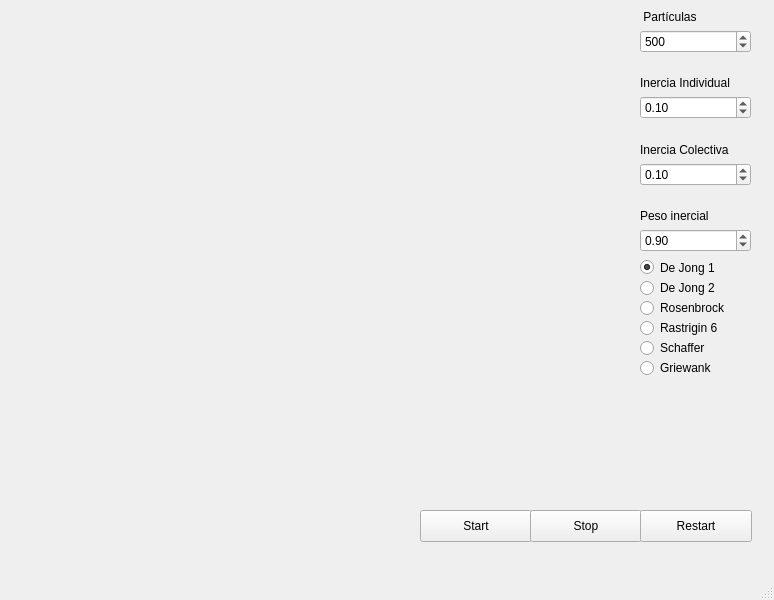
First picture: the form in mainwindow.ui, repository brunoaibanez/ParticleSwarmOptimization, before the edit.
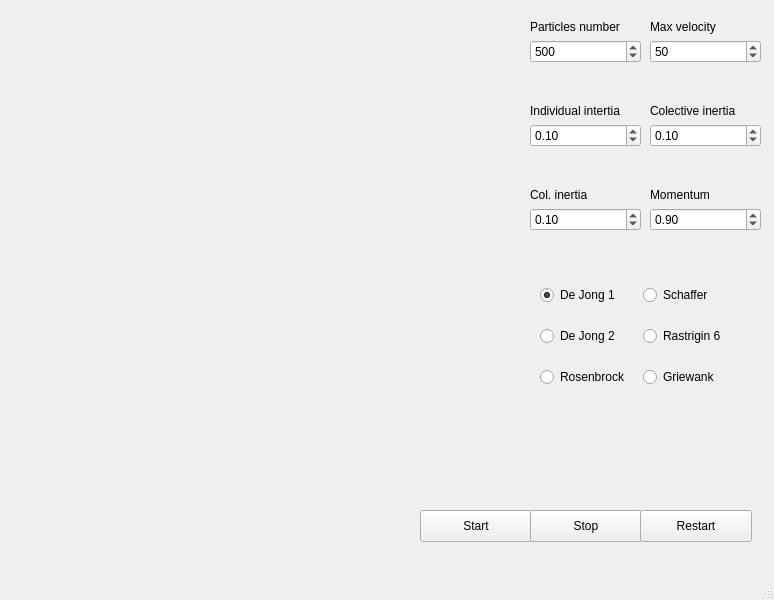
Second picture: the form after the edit.

```diff
--- a/mainwindow.ui
+++ b/mainwindow.ui
@@ -45,7 +45,7 @@
      <rect>
       <x>10</x>
       <y>5</y>
-      <width>611</width>
+      <width>511</width>
       <height>491</height>
      </rect>
     </property>
@@ -69,17 +69,125 @@
    <widget class="QWidget" name="verticalLayoutWidget">
     <property name="geometry">
      <rect>
-      <x>640</x>
-      <y>10</y>
+      <x>650</x>
+      <y>20</y>
       <width>111</width>
-      <height>242</height>
+      <height>211</height>
      </rect>
     </property>
     <layout class="QVBoxLayout" name="verticalLayout">
+     <item>
+      <widget class="QLabel" name="label_4">
+       <property name="text">
+        <string>Max velocity</string>
+       </property>
+      </widget>
+     </item>
+     <item>
+      <widget class="QDoubleSpinBox" name="MaxVelocity">
+       <property name="decimals">
+        <number>0</number>
+       </property>
+       <property name="maximum">
+        <double>1000.000000000000000</double>
+       </property>
+       <property name="singleStep">
+        <double>1.000000000000000</double>
+       </property>
+       <property name="value">
+        <double>50.000000000000000</double>
+       </property>
+      </widget>
+     </item>
+     <item>
+      <spacer name="verticalSpacer_6">
+       <property name="orientation">
+        <enum>Qt::Vertical</enum>
+       </property>
+       <property name="sizeHint" stdset="0">
+        <size>
+         <width>20</width>
+         <height>40</height>
+        </size>
+       </property>
+      </spacer>
+     </item>
+     <item>
+      <widget class="QLabel" name="label_3">
+       <property name="text">
+        <string>Colective inertia</string>
+       </property>
+      </widget>
+     </item>
+     <item>
+      <widget class="QDoubleSpinBox" name="InerciaBox2">
+       <property name="singleStep">
+        <double>0.100000000000000</double>
+       </property>
+       <property name="value">
+        <double>0.100000000000000</double>
+       </property>
+      </widget>
+     </item>
+     <item>
+      <spacer name="verticalSpacer_4">
+       <property name="orientation">
+        <enum>Qt::Vertical</enum>
+       </property>
+       <property name="sizeHint" stdset="0">
+        <size>
+         <width>20</width>
+         <height>40</height>
+        </size>
+       </property>
+      </spacer>
+     </item>
      <item>
       <widget class="QLabel" name="label">
        <property name="text">
-        <string> Partículas</string>
+        <string>Momentum</string>
+       </property>
+      </widget>
+     </item>
+     <item>
+      <widget class="QDoubleSpinBox" name="InercialWeightBox">
+       <property name="singleStep">
+        <double>0.100000000000000</double>
+       </property>
+       <property name="value">
+        <double>0.900000000000000</double>
+       </property>
+      </widget>
+     </item>
+    </layout>
+   </widget>
+   <widget class="QLabel" name="functionLabel">
+    <property name="geometry">
+     <rect>
+      <x>550</x>
+      <y>430</y>
+      <width>221</width>
+      <height>81</height>
+     </rect>
+    </property>
+    <property name="text">
+     <string/>
+    </property>
+   </widget>
+   <widget class="QWidget" name="verticalLayoutWidget_3">
+    <property name="geometry">
+     <rect>
+      <x>530</x>
+      <y>20</y>
+      <width>111</width>
+      <height>211</height>
+     </rect>
+    </property>
+    <layout class="QVBoxLayout" name="verticalLayout_3">
+     <item>
+      <widget class="QLabel" name="label_5">
+       <property name="text">
+        <string>Particles number</string>
        </property>
       </widget>
      </item>
@@ -110,9 +218,9 @@
       </spacer>
      </item>
      <item>
-      <widget class="QLabel" name="label_3">
+      <widget class="QLabel" name="label_6">
        <property name="text">
-        <string>Inercia Individual</string>
+        <string>Individual intertia</string>
        </property>
       </widget>
      </item>
@@ -140,14 +248,14 @@
       </spacer>
      </item>
      <item>
-      <widget class="QLabel" name="label_2">
+      <widget class="QLabel" name="label_7">
        <property name="text">
-        <string>Inercia Colectiva</string>
+        <string>Col. inertia</string>
        </property>
       </widget>
      </item>
      <item>
-      <widget class="QDoubleSpinBox" name="InerciaBox2">
+      <widget class="QDoubleSpinBox" name="InerciaBox2_2">
        <property name="singleStep">
         <double>0.100000000000000</double>
        </property>
@@ -156,48 +264,20 @@
        </property>
       </widget>
      </item>
-     <item>
-      <spacer name="verticalSpacer_3">
-       <property name="orientation">
-        <enum>Qt::Vertical</enum>
-       </property>
-       <property name="sizeHint" stdset="0">
-        <size>
-         <width>20</width>
-         <height>40</height>
-        </size>
-       </property>
-      </spacer>
-     </item>
-     <item>
-      <widget class="QLabel" name="label_4">
-       <property name="text">
-        <string>Peso inercial</string>
-       </property>
-      </widget>
-     </item>
-     <item>
-      <widget class="QDoubleSpinBox" name="InercialWeightBox">
-       <property name="singleStep">
-        <double>0.100000000000000</double>
-       </property>
-       <property name="value">
-        <double>0.900000000000000</double>
-       </property>
-      </widget>
-     </item>
     </layout>
    </widget>
-   <widget class="QWidget" name="verticalLayoutWidget_2">
+   <widget class="QWidget" name="horizontalLayoutWidget">
     <property name="geometry">
      <rect>
-      <x>640</x>
-      <y>260</y>
-      <width>111</width>
-      <height>115</height>
+      <x>540</x>
+      <y>270</y>
+      <width>200</width>
+      <height>133</height>
      </rect>
     </property>
-    <layout class="QVBoxLayout" name="verticalLayout_2">
+    <layout class="QHBoxLayout" name="horizontalLayout">
+     <item>
+      <layout class="QVBoxLayout" name="verticalLayout_4">
      <item>
       <widget class="QRadioButton" name="deJongButton1">
        <property name="text">
@@ -222,13 +302,10 @@
        </property>
       </widget>
      </item>
-     <item>
-      <widget class="QRadioButton" name="RastriginButton6">
-       <property name="text">
-        <string>Rastrigin 6</string>
-       </property>
-      </widget>
+      </layout>
      </item>
+     <item>
+      <layout class="QVBoxLayout" name="verticalLayout_2">
      <item>
       <widget class="QRadioButton" name="SchafferButton">
        <property name="text">
@@ -236,6 +313,13 @@
        </property>
       </widget>
      </item>
+       <item>
+        <widget class="QRadioButton" name="RastriginButton6">
+         <property name="text">
+          <string>Rastrigin 6</string>
+         </property>
+        </widget>
+       </item>
      <item>
       <widget class="QRadioButton" name="GriewankButton">
        <property name="text">
@@ -244,19 +328,8 @@
       </widget>
      </item>
     </layout>
-   </widget>
-   <widget class="QLabel" name="functionLabel">
-    <property name="geometry">
-     <rect>
-      <x>540</x>
-      <y>420</y>
-      <width>221</width>
-      <height>81</height>
-     </rect>
-    </property>
-    <property name="text">
-     <string/>
-    </property>
+     </item>
+    </layout>
    </widget>
   </widget>
   <widget class="QMenuBar" name="menubar">
```
Lines whose indentation alone changed are shown as unchanged.
